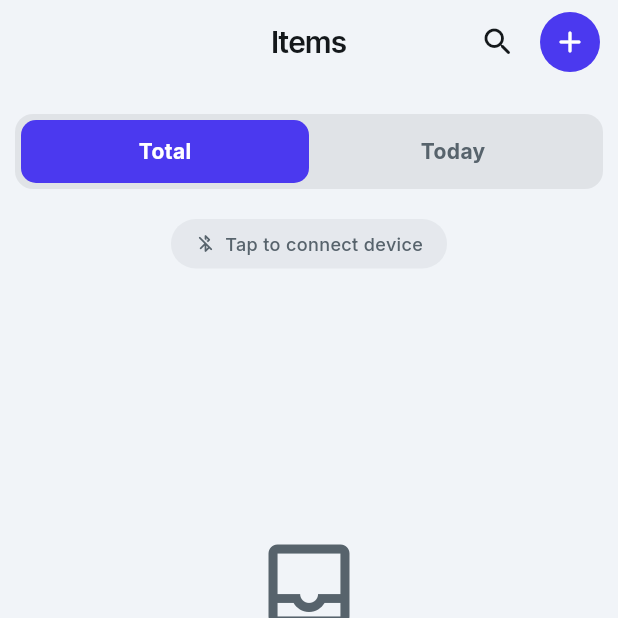
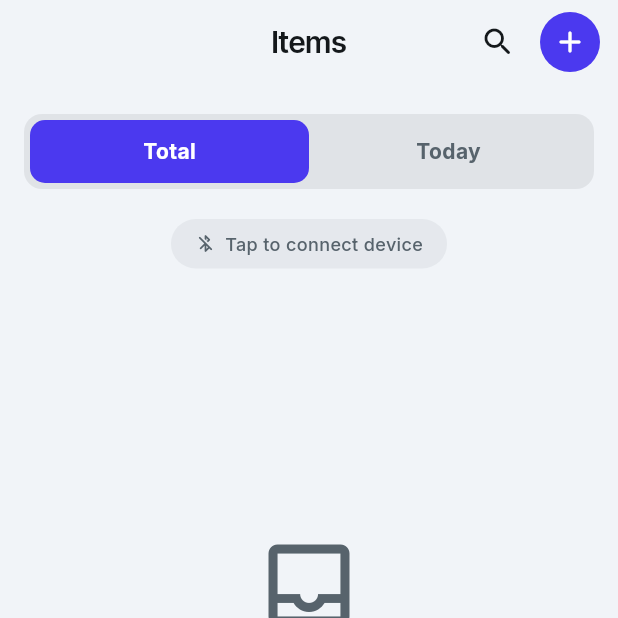
Before and after one commit to roger6272/trackwise, a Flutter app: the screen it shows once a user with an empty profile is signed in, on a phone screen of 412 x 824 dp, the top half of it. Run offline on Flutter 3.47's test engine with Material 3 defaults, Android fonts, the phone set to English and light mode, and no system bars; our stand-ins replace cloud_firestore, dartz, equatable, firebase_analytics, firebase_auth, firebase_core and 15 more; missing offline and left inert: firebase_performance, markdown_widget; accounts and stored records are empty.

Commit message:
style(items): increase padding and add max-width constraint
- Side padding increased from 10px to 16px for better breathing room
- Max-width of 600px centers content on tablets/landscape

Co-Authored-By: Claude Opus 4.5 <noreply@anthropic.com>

```diff
--- a/lib/features/items/presentation/pages/items_list_page.dart
+++ b/lib/features/items/presentation/pages/items_list_page.dart
@@ -203,13 +203,16 @@ class _ItemsListContentState extends State<_ItemsListContent>
               ),
               body: SafeArea(
                 top: true,
+                child: Center(
+                  child: ConstrainedBox(
+                    constraints: const BoxConstraints(maxWidth: 600.0),
                     child: Column(
                       mainAxisSize: MainAxisSize.max,
                       crossAxisAlignment: CrossAxisAlignment.center,
                       children: [
                         // Total/Today Toggle
                         Padding(
-                      padding: const EdgeInsets.fromLTRB(10.0, 20.0, 10.0, 0.0),
+                          padding: const EdgeInsets.fromLTRB(16.0, 20.0, 16.0, 0.0),
                           child: _buildToggle(context, appUiState, primaryBackground, primaryText, secondaryText, alternate),
                         ),
                         // Search field
@@ -221,7 +224,7 @@ class _ItemsListContentState extends State<_ItemsListContent>
                         // Items List
                         Expanded(
                           child: Padding(
-                        padding: const EdgeInsets.fromLTRB(10.0, 0.0, 10.0, 0.0),
+                            padding: const EdgeInsets.fromLTRB(16.0, 0.0, 16.0, 0.0),
                         child: BlocConsumer<ItemsBloc, ItemsState>(
                           listener: (context, state) {
                             if (state is ItemsError) {
@@ -393,6 +396,8 @@ class _ItemsListContentState extends State<_ItemsListContent>
                     ),
                   ),
                 ),
+              ),
+            ),
           );
         },
       ),
@@ -441,7 +446,7 @@ class _ItemsListContentState extends State<_ItemsListContent>
 
   Widget _buildSearchField(BuildContext context, Color primaryText, Color secondaryText, Color alternate) {
     return Padding(
-      padding: const EdgeInsets.fromLTRB(10.0, 0.0, 10.0, 12.0),
+      padding: const EdgeInsets.fromLTRB(16.0, 0.0, 16.0, 12.0),
       child: TextField(
         controller: _searchController,
         autofocus: true,
```
Lines whose indentation alone changed are shown as unchanged.
